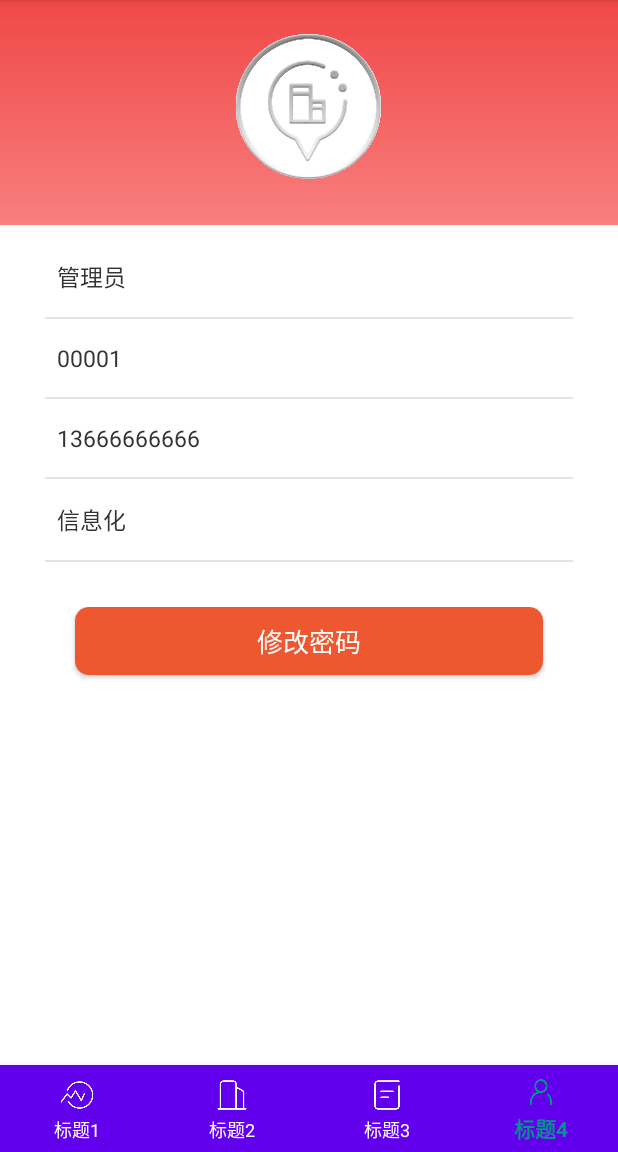
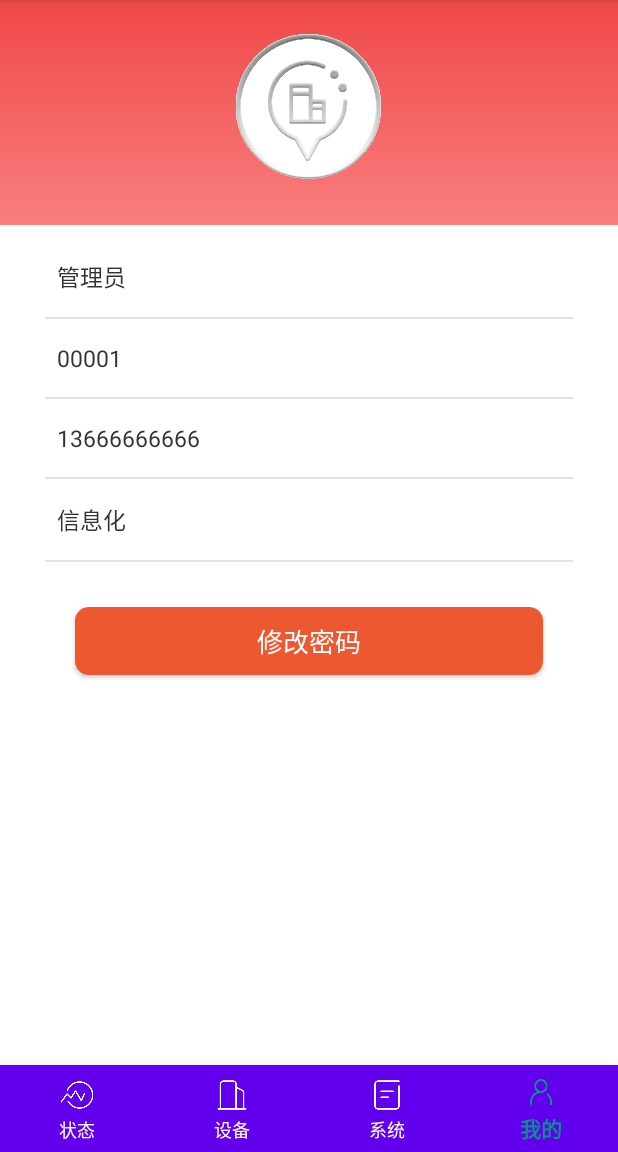
Before and after one commit to whfish/Inspection, an Android app: the MainActivity screen opened directly, with no data from a screen before it, item 4 of the bottom bar chosen, on a phone screen of 412 x 824 dp, the part 84-1236 px from its top. Run offline under Robolectric (Android 15) with nearby library versions, the phone set to English and light mode, and no system bars; 9 statements that could not run were skipped.

Commit message:
导航栏

```diff
--- a/Inspection/app/src/main/res/menu/navigation.xml
+++ b/Inspection/app/src/main/res/menu/navigation.xml
@@ -3,17 +3,17 @@
     <item
         android:id="@+id/main_state"
         android:icon="@drawable/icon_state"
-        android:title="标题1" />
+        android:title="@string/menu_status" />
     <item
         android:id="@+id/main_dev"
         android:icon="@drawable/icon_device"
-        android:title="标题2" />
+        android:title="@string/menu_equipment" />
     <item
         android:id="@+id/main_sys"
         android:icon="@drawable/icon_system"
-        android:title="标题3" />
+        android:title="@string/menu_system" />
     <item
         android:id="@+id/main_my"
         android:icon="@drawable/icon_mine"
-        android:title="标题4" />
+        android:title="@string/meny_me" />
 </menu>
```
